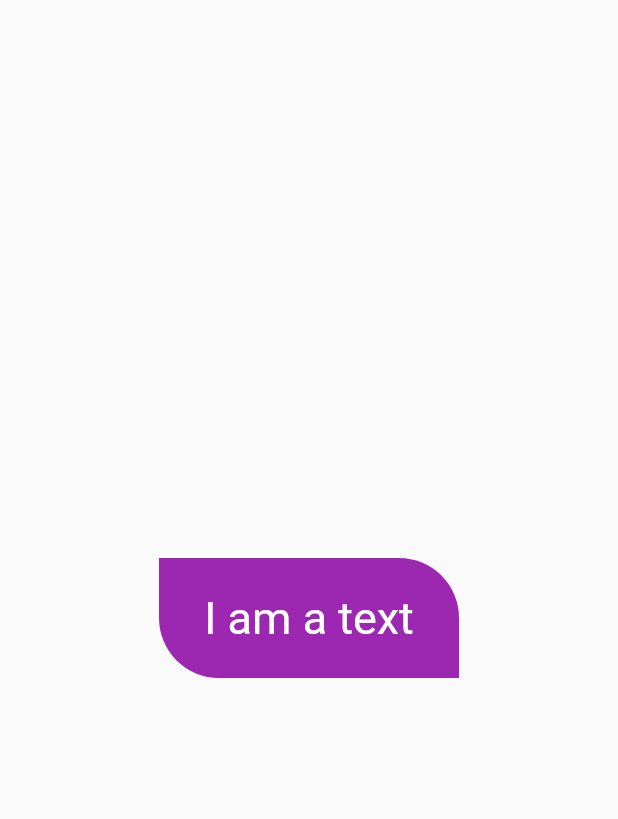
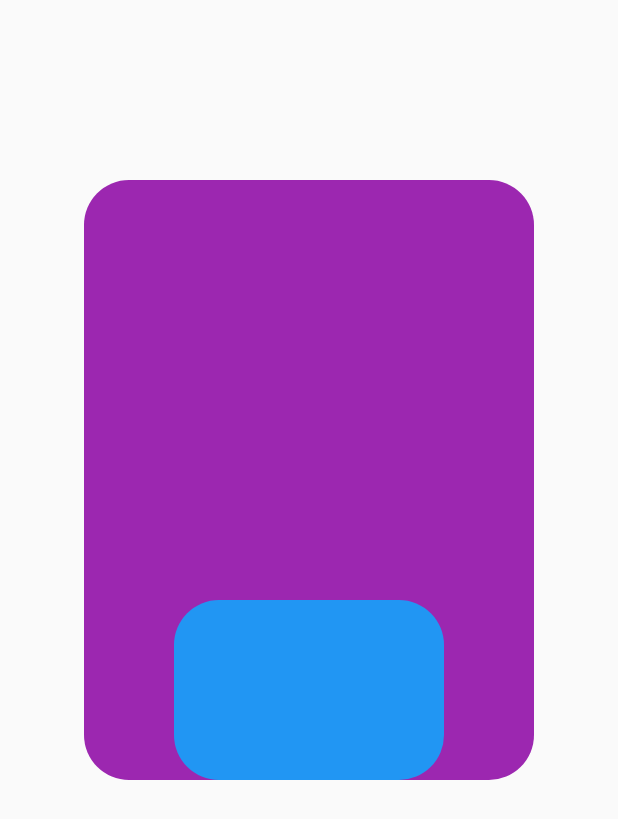
Before and after one commit to KiranJoshi-Flutter/flutter_concept_challenges, a Flutter app: the screen it shows after launch, on a phone screen of 412 x 824 dp. Shown: the top 819 px of the screen. Run offline on Flutter 3.47's test engine with Material 2 defaults, Android fonts, the phone set to English and light mode, and no system bars.

Commit message:
3_container

```diff
--- /dev/null
+++ b/lib/3_container.dart
@@ -0,0 +1,53 @@
+import 'package:flutter/material.dart';
+
+class ThreeContainer extends StatefulWidget {
+  const ThreeContainer({Key key}) : super(key: key);
+
+  @override
+  _ThreeContainerState createState() => _ThreeContainerState();
+}
+
+class _ThreeContainerState extends State<ThreeContainer> {
+  @override
+  Widget build(BuildContext context) {
+    return Scaffold(
+      body: Padding(
+        padding: EdgeInsets.only(
+          top: 120.0,
+        ),
+        child: Row(
+          mainAxisAlignment: MainAxisAlignment.center,
+          children: [
+            Container(
+              height: 400.0,
+              width: 300.0,
+              decoration: BoxDecoration(
+                color: Colors.purple,
+                borderRadius: BorderRadius.only(
+                  topLeft: Radius.circular(30.0),
+                  topRight: Radius.circular(30.0),
+                  bottomLeft: Radius.circular(30.0),
+                  bottomRight: Radius.circular(30.0),
+                ),
+              ),
+              alignment: Alignment.bottomCenter,
+              child: Container(
+                height: 120.0,
+                width: 180.0,
+                decoration: BoxDecoration(
+                  color: Colors.blue,
+                  borderRadius: BorderRadius.only(
+                    topLeft: Radius.circular(30.0),
+                    topRight: Radius.circular(30.0),
+                    bottomLeft: Radius.circular(30.0),
+                    bottomRight: Radius.circular(30.0),
+                  ),
+                ),
+              ),
+            ),
+          ],
+        ),
+      ),
+    );
+  }
+}
--- a/lib/main.dart
+++ b/lib/main.dart
@@ -1,6 +1,7 @@
 import 'package:flutter/material.dart';
 import 'package:flutter_concept_challenges/1_container.dart';
 import 'package:flutter_concept_challenges/2_container.dart';
+import 'package:flutter_concept_challenges/3_container.dart';
 
 void main() {
   runApp(MyApp());
@@ -13,7 +14,7 @@ class MyApp extends StatelessWidget {
   Widget build(BuildContext context) {
     return MaterialApp(
       debugShowCheckedModeBanner: false,
-      home: TwoContainer(),
+      home: ThreeContainer(),
     );
   }
 }
```
